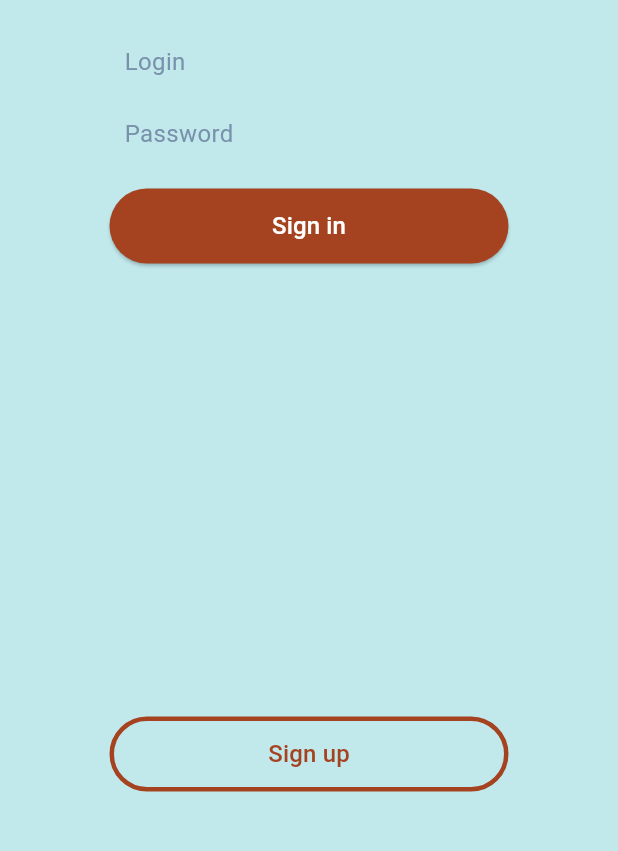
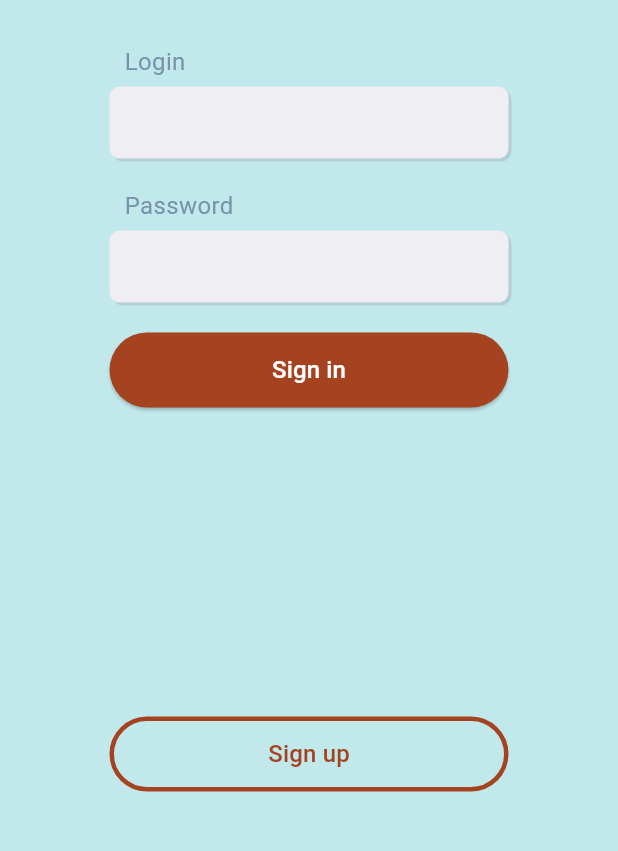
Before and after one commit to LiliaKhylynska/Term, a Flutter app: the screen it shows after launch, on a phone screen of 412 x 824 dp, the part 335-1186 px from its top. Run offline on Flutter 3.47's test engine with Material 3 defaults, Android fonts, the phone set to English and light mode, and no system bars.

Commit message:
fix bugs

```diff
--- a/lib/main.dart
+++ b/lib/main.dart
@@ -1,6 +1,4 @@
 import 'package:flutter/material.dart';
-import 'package:term/screens/dashboard_page.dart';
-import 'package:term/screens/profile_page.dart';
 import 'package:term/screens/sign_in_page.dart';
 
 void main() => runApp(const MyApp());
--- a/lib/screens/dashboard_page.dart
+++ b/lib/screens/dashboard_page.dart
@@ -24,7 +24,7 @@ class _DashboardPageState extends State<DashboardPage> {
     return Scaffold(
       body: PageView(
         controller: pageController,
-        children: [
+        children: const [
           HomePage(),
           ProfilePage(),
           Scaffold(),
@@ -39,7 +39,7 @@ class _DashboardPageState extends State<DashboardPage> {
             selectedPageIndex = index;
           });
           pageController.animateToPage(index,
-              duration: Duration(milliseconds: 300), curve: Curves.bounceInOut);
+              duration: const Duration(milliseconds: 300), curve: Curves.bounceInOut);
         },
         type: BottomNavigationBarType.fixed,
         items: const [
--- a/lib/screens/profile_page.dart
+++ b/lib/screens/profile_page.dart
@@ -44,8 +44,8 @@ class _ProfilePageState extends State<ProfilePage> {
               ),
             ),
             Container(
-              margin: EdgeInsets.all(20),
-              padding: EdgeInsets.all(20),
+              margin: const EdgeInsets.all(20),
+              padding: const EdgeInsets.all(20),
               width: double.infinity,
               decoration: const BoxDecoration(
                 // border: Border.all(width: 3.0, color: Color.fromARGB(255, 94, 194, 164)),
@@ -98,7 +98,7 @@ class _ProfilePageState extends State<ProfilePage> {
               text: 'Sign out',
               onPressed: () {},
             ),
-            SizedBox(
+            const SizedBox(
               height: 40,
             ),
             SecondaryButton(
--- a/lib/screens/sign_in_page.dart
+++ b/lib/screens/sign_in_page.dart
@@ -98,6 +98,7 @@ class _SignInPageState extends State<SignInPage> {
                 ),
                 Box(
                   child: PrimaryTextField(
+                    isPassword: true,
                     controller: passwordController,
                   ),
                 ),
--- a/lib/widgets/box.dart
+++ b/lib/widgets/box.dart
@@ -23,6 +23,7 @@ class Box extends StatelessWidget {
               offset: Offset(2, 2))
         ],
       ),
+      child: child,
     );
   }
 }
--- a/lib/widgets/primary_text_field.dart
+++ b/lib/widgets/primary_text_field.dart
@@ -4,15 +4,18 @@ class PrimaryTextField extends StatelessWidget {
   const PrimaryTextField({
     super.key,
     this.controller,
+    this.isPassword = false,
   });
 
   final TextEditingController? controller;
+  final bool isPassword;
 
   @override
   Widget build(BuildContext context) {
     return TextField(
-      style: TextStyle(color: Color.fromARGB(255, 108, 74, 60)),
-      cursorColor: Color.fromARGB(255, 108, 74, 60),
+      obscureText: isPassword,
+      style: const TextStyle(color: Color.fromARGB(255, 108, 74, 60)),
+      cursorColor: const Color.fromARGB(255, 108, 74, 60),
       controller: controller,
       decoration: const InputDecoration(
         contentPadding: EdgeInsets.symmetric(vertical: 0.0, horizontal: 15.0),
```
Also changed, not shown: lib/screens/registration_page.dart (+14 -10 lines).
